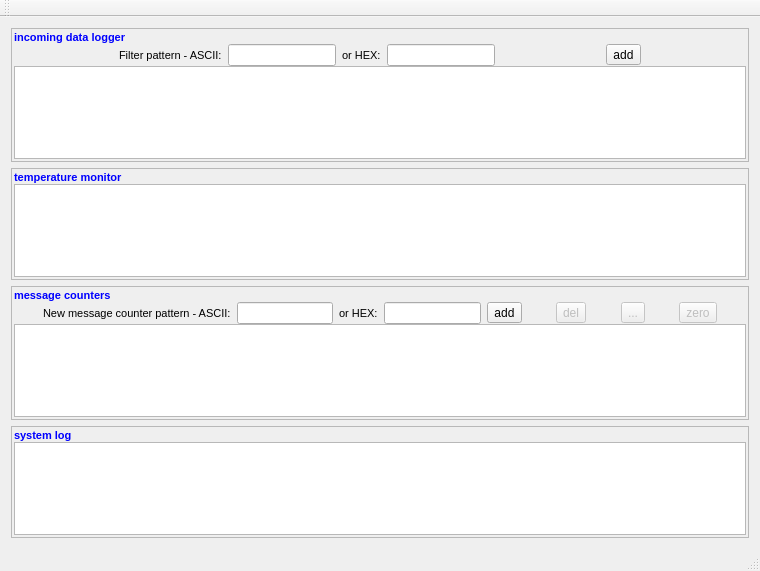
Old version of the form mainwindow.ui in the repository alezz/serialsurveyor.
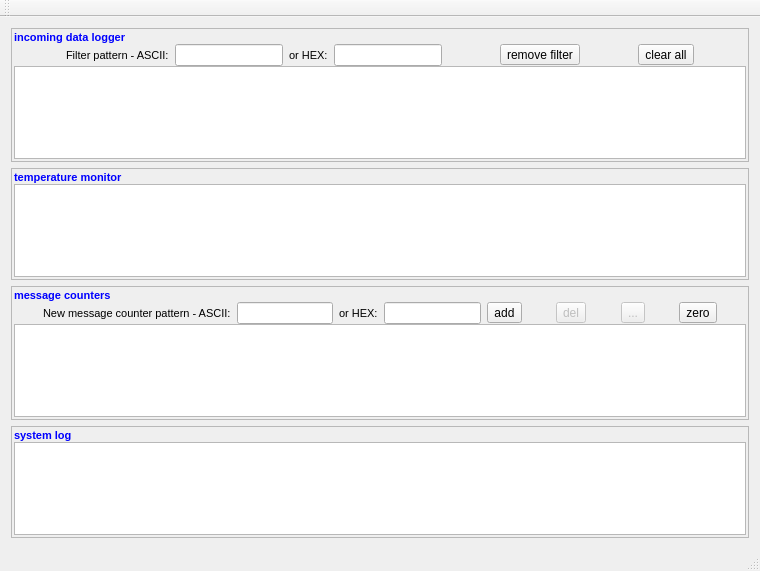
New version of the form. Icons and pictures are not drawn.

Commit message: added clear log and restart counters btns

The edit to the form file:
```diff
--- a/mainwindow.ui
+++ b/mainwindow.ui
@@ -155,7 +155,7 @@
          <item>
           <widget class="QToolButton" name="btnClearFilter">
            <property name="text">
-            <string>add</string>
+            <string>remove filter</string>
            </property>
            <property name="icon">
             <iconset resource="common.qrc">
@@ -163,6 +163,30 @@
            </property>
           </widget>
          </item>
+         <item>
+          <spacer name="horizontalSpacer_8">
+           <property name="orientation">
+            <enum>Qt::Horizontal</enum>
+           </property>
+           <property name="sizeHint" stdset="0">
+            <size>
+             <width>40</width>
+             <height>20</height>
+            </size>
+           </property>
+          </spacer>
+         </item>
+         <item>
+          <widget class="QToolButton" name="btnClear">
+           <property name="text">
+            <string>clear all</string>
+           </property>
+           <property name="icon">
+            <iconset resource="common.qrc">
+             <normaloff>:/icon/cross</normaloff>:/icon/cross</iconset>
+           </property>
+          </widget>
+         </item>
          <item>
           <spacer name="horizontalSpacer_9">
            <property name="orientation">
@@ -500,7 +524,7 @@
          <item>
           <widget class="QToolButton" name="btnRestartCounter">
            <property name="enabled">
-            <bool>false</bool>
+            <bool>true</bool>
            </property>
            <property name="text">
             <string>zero</string>
```
The commit also changes 8 other files.
